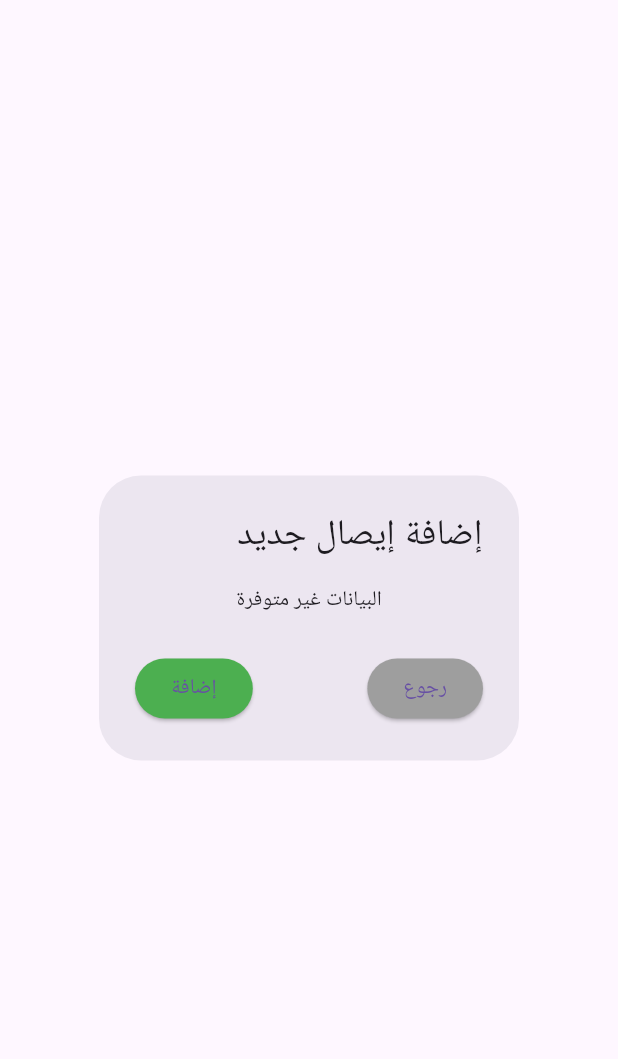
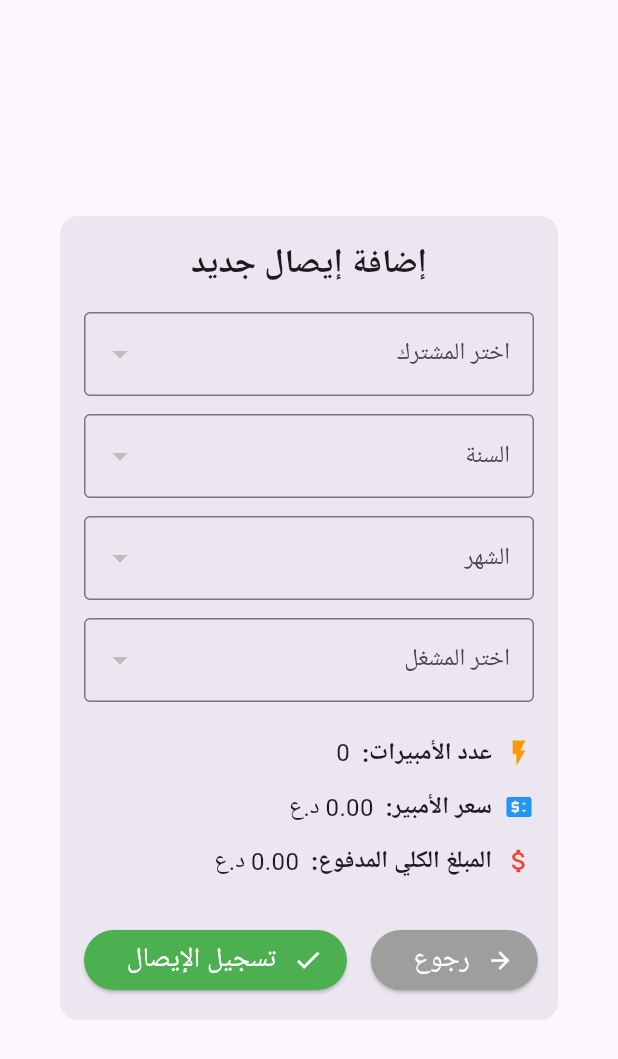
Before and after one commit to Thanoon12k/moalidaty-front-end, a Flutter app: the AddReceiptDialoge widget shown alone on an empty page, opened directly, on a phone screen of 412 x 824 dp. Shown: the top 1059 px of the screen. Run offline on Flutter 3.47's test engine with Material 3 defaults, Android fonts, the phone set to English and light mode, and no system bars; our stand-ins replace get; network calls fail; Roboto replaces fonts that are missing (Cairo); statements that could not run were skipped.

Commit message:
complet receipts with no image now !

```diff
--- a/lib/features/budgets/models/budgets_model.dart
+++ b/lib/features/budgets/models/budgets_model.dart
@@ -26,12 +26,12 @@ class Budget {
   });
 
   List<Subscriper> getPaidSubsObjects() {
-    List<Subscriper> allsubs = Get.find<SubscripersService>().list_subs;
+    List<Subscriper> allsubs = Get.find<SubscripersService>().subscripers_list;
     return allsubs.where((sub) => paid_subs.contains(sub.id)).toList();
   }
 
   List<Subscriper> getUnpaidSubsObjects() {
-    List<Subscriper> allsubs = Get.find<SubscripersService>().list_subs;
+    List<Subscriper> allsubs = Get.find<SubscripersService>().subscripers_list;
     return allsubs.where((sub) => unpaid_subs.contains(sub.id)).toList();
   }
 
--- a/lib/features/reciepts/models/receipt_model.dart
+++ b/lib/features/reciepts/models/receipt_model.dart
@@ -38,6 +38,9 @@ class Reciept {
 
   String get subscriberName =>
       _subscriber?.name ?? 'subscriber_num=:$subscriber';
+
+  String get subscriperCircuitNummber => _subscriber?.circuit_number ?? "x";
+
   String get workerName => _worker?.name ?? 'worker_num=:$worker';
   factory Reciept.fromJson(Map<String, dynamic> json) {
     return Reciept(
--- a/lib/features/reciepts/ui/add_receipt.dart
+++ b/lib/features/reciepts/ui/add_receipt.dart
@@ -2,171 +2,258 @@ import 'package:flutter/material.dart';
 import 'package:get/get.dart';
 import 'package:moalidaty1/features/budgets/services/budget_service.dart';
 import 'package:moalidaty1/features/reciepts/models/receipt_model.dart';
+import 'package:moalidaty1/features/reciepts/services/service_recepts.dart';
 import 'package:moalidaty1/features/subscripers/services/service_subscripers.dart';
-import 'package:moalidaty1/features/reciepts/services/service_recepts.dart';
+import 'package:moalidaty1/features/subscripers/models/model.dart';
+import 'package:moalidaty1/features/budgets/models/budgets_model.dart';
+import 'package:moalidaty1/features/workers/models/model.dart';
+import 'package:moalidaty1/features/workers/services/service_worker.dart';
 
-class AddReceiptDialoge extends StatelessWidget {
-  AddReceiptDialoge({super.key});
+class AddReceiptDialoge extends StatefulWidget {
+  const AddReceiptDialoge({super.key});
 
-  final totalPaidCtrl = TextEditingController();
-  final ampereCtrl = TextEditingController();
+  @override
+  State<AddReceiptDialoge> createState() => _AddReceiptDialogeState();
+}
 
-  final selectedSubscriperId = RxnInt();
-  final selectedMonth = RxInt(1);
-  final selectedYear = RxInt(DateTime.now().year);
+class _AddReceiptDialogeState extends State<AddReceiptDialoge> {
+  final receiptService = Get.find<RecieptServices>();
 
-  int subsciperAmbers = 0;
+  late List<Subscriper> subscribers;
+  late List<Gen_Worker> workers;
+  late List<int> years;
+  late List<int> months;
+  late List<Budget> budgets;
+
+  Subscriper? selectedSubscriber;
+  Gen_Worker? selectedWorker;
+  int selectedYear = DateTime.now().year;
+  int selectedMonth = DateTime.now().month;
+
+  double amberPrice = 0.0;
+  int subscriberAmbers = 0;
+  double totalPaid = 0.0;
+
+  @override
+  void initState() {
+    super.initState();
+    final subsService = Get.find<SubscripersService>();
+    final budgetService = Get.find<BudgetService>();
+    final workersService = Get.find<WorkerService>();
+
+    subscribers = subsService.subscripers_list;
+    budgets = budgetService.list_budgets;
+    workers = workersService.workers_list;
+
+    years = budgets.map((b) => b.year).toSet().toList()..sort();
+    months = budgets.map((b) => b.month).toSet().toList()..sort();
+
+    if (subscribers.isNotEmpty) {
+      selectedSubscriber = subscribers.first;
+    }
+
+    updateValues();
+  }
+
+  void updateValues() {
+    if (selectedSubscriber == null) return;
+
+    final matchingBudget = budgets.firstWhere(
+      (b) => b.year == selectedYear && b.month == selectedMonth,
+      orElse: () => budgets.first,
+    );
+
+    setState(() {
+      amberPrice = matchingBudget.amber_price;
+      subscriberAmbers = selectedSubscriber!.amber;
+      totalPaid = amberPrice * subscriberAmbers;
+    });
+  }
 
   @override
   Widget build(BuildContext context) {
-    final subscriperService = Get.find<SubscripersService>();
-    final budgetService = Get.find<BudgetService>();
-    final receiptService = Get.find<RecieptServices>();
+    return Directionality(
+      textDirection: TextDirection.rtl,
+      child: AlertDialog(
+        shape: RoundedRectangleBorder(borderRadius: BorderRadius.circular(12)),
+        contentPadding: const EdgeInsets.all(16),
+        content: SingleChildScrollView(
+          child: Column(
+            crossAxisAlignment: CrossAxisAlignment.stretch,
+            children: [
+              const Text(
+                'إضافة إيصال جديد',
+                style: TextStyle(fontSize: 22, fontWeight: FontWeight.bold),
+                textAlign: TextAlign.center,
+              ),
+              const SizedBox(height: 16),
 
-    final months =
-        budgetService.list_budgets.map((b) => b.month).toSet().toList()..sort();
-    final years =
-        budgetService.list_budgets.map((b) => b.year).toSet().toList()..sort();
+              _dropdownSubs(),
+              const SizedBox(height: 12),
 
-    return AlertDialog(
-      title: const Text('إضافة إيصال جديد'),
-      content: SingleChildScrollView(
-        child: Obx(() {
-          final subs = subscriperService.list_subs;
+              _dropdownInt('السنة', years, selectedYear, (val) {
+                selectedYear = val!;
+                updateValues();
+              }),
+              const SizedBox(height: 12),
 
-          if (subs.isEmpty || months.isEmpty || years.isEmpty) {
-            return const Center(child: Text('البيانات غير متوفرة'));
+              _dropdownInt('الشهر', months, selectedMonth, (val) {
+                selectedMonth = val!;
+                updateValues();
+              }),
+              const SizedBox(height: 12),
+
+              _dropdownWorker(),
+              const SizedBox(height: 16),
+
+              _infoRow(
+                'عدد الأمبيرات',
+                '$subscriberAmbers',
+                Icons.flash_on,
+                Colors.orange,
+              ),
+              _infoRow(
+                'سعر الأمبير',
+                '${amberPrice.toStringAsFixed(2)} د.ع',
+                Icons.price_change,
+                Colors.blue,
+              ),
+              _infoRow(
+                'المبلغ الكلي المدفوع',
+                '${totalPaid.toStringAsFixed(2)} د.ع',
+                Icons.attach_money,
+                Colors.red,
+              ),
+
+              const SizedBox(height: 24),
+              Row(
+                children: [
+                  ElevatedButton.icon(
+                    icon: const Icon(Icons.arrow_back),
+                    label: const Text(' رجوع '),
+                    style: ElevatedButton.styleFrom(
+                      backgroundColor: Colors.grey,
+                      foregroundColor: Colors.white,
+                      // padding: const EdgeInsets.symmetric(vertical: 12),
+                      textStyle: const TextStyle(fontSize: 18),
+                    ),
+                    onPressed: () {
+                      Navigator.of(context).pop();
+                    },
+                  ),
+                  SizedBox(width: 16),
+                  ElevatedButton.icon(
+                    icon: const Icon(Icons.check, size: 20),
+                    label: const Text(' تسجيل الإيصال '),
+                    style: ElevatedButton.styleFrom(
+                      backgroundColor: Colors.green,
+                      foregroundColor: Colors.white,
+                      // padding: const EdgeInsets.symmetric(vertical: 5),
+                      textStyle: const TextStyle(fontSize: 18),
+                    ),
+                    onPressed: () {
+                      receiptService.addReciept(
+                        Reciept(
+                          subscriber: selectedSubscriber!.id,
+                          worker: selectedWorker?.id,
+                          year: selectedYear,
+                          month: selectedMonth,
+                          amberPrice: amberPrice,
+                          amountPaid: totalPaid,
+                          dateReceived: DateTime.now(),
+                          image: null
+                        ),
+                      );
+                      Navigator.of(context).pop();
+                    },
+                  ),
+                ],
+              ),
+            ],
+          ),
+        ),
+      ),
+    );
   }
 
-          selectedSubscriperId.value ??= subs.last.id;
-          selectedMonth.value = months.last;
-          selectedYear.value = years.last;
+  Widget _infoRow(String label, String value, IconData icon, Color iconColor) {
+    return Padding(
+      padding: const EdgeInsets.symmetric(vertical: 6),
+      child: Row(
+        children: [
+          Icon(icon, size: 20, color: iconColor),
+          const SizedBox(width: 8),
+          Text(
+            '$label:',
+            style: const TextStyle(fontSize: 16, fontWeight: FontWeight.bold),
+          ),
+          const SizedBox(width: 8),
+          Expanded(
+            child: Text(
+              value,
+              style: const TextStyle(fontSize: 16),
+              textAlign: TextAlign.right,
+            ),
+          ),
+        ],
+      ),
+    );
+  }
 
-          return Column(
-            children: [
-              DropdownButtonFormField<int>(
-                value: selectedSubscriperId.value,
+  Widget _dropdownSubs() {
+    return DropdownButtonFormField<Subscriper>(
+      value: selectedSubscriber,
       decoration: const InputDecoration(
-                  labelText: 'المشترك',
+        labelText: 'اختر المشترك',
         border: OutlineInputBorder(),
       ),
       items:
-                    subs.map((s) {
-                      return DropdownMenuItem<int>(
-                        value: s.id,
-                        child: Text(s.name),
+          subscribers.map((sub) {
+            return DropdownMenuItem(value: sub, child: Text(sub.name));
+          }).toList(),
+      onChanged: (val) {
+        selectedSubscriber = val;
+        updateValues();
+      },
     );
-                    }).toList(),
-                onChanged: (val) => selectedSubscriperId.value = val,
-              ),
-              const SizedBox(height: 12),
-              DropdownButtonFormField<int>(
-                value: selectedYear.value,
+  }
+
+  Widget _dropdownWorker() {
+    return DropdownButtonFormField<Gen_Worker>(
+      value: selectedWorker,
       decoration: const InputDecoration(
-                  labelText: 'السنة',
+        labelText: 'اختر المشغل',
         border: OutlineInputBorder(),
       ),
       items:
-                    years.map((y) {
-                      return DropdownMenuItem<int>(
-                        value: y,
-                        child: Text(y.toString()),
+          workers.map((worker) {
+            return DropdownMenuItem(value: worker, child: Text(worker.name));
+          }).toList(),
+      onChanged: (val) {
+        setState(() {
+          selectedWorker = val;
+        });
+      },
     );
-                    }).toList(),
-                onChanged:
-                    (val) => selectedYear.value = val ?? DateTime.now().year,
-              ),
-              const SizedBox(height: 12),
-              DropdownButtonFormField<int>(
-                value: selectedMonth.value,
-                decoration: const InputDecoration(
-                  labelText: 'الشهر',
-                  border: OutlineInputBorder(),
+  }
+
+  Widget _dropdownInt(
+    String label,
+    List<int> items,
+    int selectedValue,
+    ValueChanged<int?> onChanged,
+  ) {
+    return DropdownButtonFormField<int>(
+      value: selectedValue,
+      decoration: InputDecoration(
+        labelText: label,
+        border: const OutlineInputBorder(),
       ),
       items:
-                    months.map((m) {
-                      return DropdownMenuItem<int>(
-                        value: m,
-                        child: Text(m.toString()),
-                      );
+          items.map((item) {
+            return DropdownMenuItem(value: item, child: Text(item.toString()));
           }).toList(),
-                onChanged: (val) {
-                  selectedMonth.value = val ?? 1;
-
-                  final budget = budgetService.list_budgets.firstWhere(
-                    (b) =>
-                        b.month == selectedMonth.value &&
-                        b.year == selectedYear.value,
-                    orElse: () => budgetService.list_budgets.first,
-                  );
-
-                  ampereCtrl.text = budget.amber_price.toString();
-
-                  final subscriper = subs.firstWhere(
-                    (s) => s.id == selectedSubscriperId.value,
-                    orElse: () => subs.first,
-                  );
-
-                  subsciperAmbers = subscriper.amber;
-                  totalPaidCtrl.text = (subsciperAmbers * budget.amber_price)
-                      .toStringAsFixed(2);
-                },
-              ),
-              const SizedBox(height: 12),
-              TextField(
-                controller: ampereCtrl,
-                decoration: const InputDecoration(
-                  labelText: 'سعر الامبير',
-                  border: OutlineInputBorder(),
-                ),
-                keyboardType: const TextInputType.numberWithOptions(
-                  decimal: true,
-                ),
-              ),
-              const SizedBox(height: 12),
-              TextField(
-                controller: totalPaidCtrl,
-                decoration: const InputDecoration(
-                  labelText: 'المبلغ الكلي المدفوع',
-                  border: OutlineInputBorder(),
-                ),
-                keyboardType: const TextInputType.numberWithOptions(
-                  decimal: true,
-                ),
-              ),
-              const SizedBox(height: 12),
-            ],
-          );
-        }),
-      ),
-      actionsAlignment: MainAxisAlignment.spaceBetween,
-      actions: [
-        ElevatedButton(
-          onPressed: () => Navigator.pop(context),
-          style: ElevatedButton.styleFrom(backgroundColor: Colors.grey),
-          child: const Text('رجوع'),
-        ),
-        ElevatedButton(
-          onPressed: () {
-            if (selectedSubscriperId.value != null) {
-              final receipt = Reciept(
-                amberPrice: double.tryParse(ampereCtrl.text) ?? 0.0,
-                amountPaid: double.tryParse(totalPaidCtrl.text) ?? 0.0,
-                month: selectedMonth.value,
-                year: selectedYear.value,
-                subscriber: selectedSubscriperId.value!,
-                dateReceived: DateTime.now(),
-              );
-              receiptService.addReciept(receipt);
-              Navigator.pop(context);
-            } else {
-              Get.snackbar('خطأ', 'يرجى اختيار مشترك صالح');
-            }
-          },
-          style: ElevatedButton.styleFrom(backgroundColor: Colors.green),
-          child: const Text('إضافة'),
-        ),
-      ],
+      onChanged: onChanged,
     );
   }
 }
--- a/lib/features/reciepts/ui/list_reciepts.dart
+++ b/lib/features/reciepts/ui/list_reciepts.dart
@@ -19,7 +19,7 @@ class RecieptsListPage extends StatelessWidget {
       body: Obx(() {
         // Show loading indicator while fetching data
         if (recieptServices.list_rcpts.isEmpty) {
-          return const Center(child: SimpleWaiting());
+          return const Center(child: GeneratorLoadingIndicator());
         }
 
         return ListView.builder(
@@ -76,7 +76,7 @@ class RecieptsListPage extends StatelessWidget {
                       style: const TextStyle(fontSize: 22, color: Colors.blue),
                     ),
                     Text(
-                      'التاريخ: ${_formatDate(reciept.dateReceived ?? DateTime.now())} | الشهر: ${reciept.month}/${reciept.year}',
+                      ' الشهر: ${reciept.month}/${reciept.year} |   تاريخ الاستلام: ${_formatDate(reciept.dateReceived ?? reciept.dateCreated!)}',
                       style: const TextStyle(fontSize: 14, color: Colors.green),
                     ),
                   ],
--- a/lib/features/subscripers/ui/subscripersList.dart
+++ b/lib/features/subscripers/ui/subscripersList.dart
@@ -19,16 +19,16 @@ class SubscripersListPage extends StatelessWidget {
         future: subsService.getSubscripers(),
         builder: (context, snapshot) {
           return Obx(() {
-            if (subsService.list_subs.isEmpty) {
+            if (subsService.subscripers_list.isEmpty) {
               return const Center(child: SimpleWaiting());
             }
 
             return ListView.separated(
               separatorBuilder: (_, _) => const Divider(thickness: 2),
-              itemCount: subsService.list_subs.length,
+              itemCount: subsService.subscripers_list.length,
               padding: EdgeInsets.all(16),
               itemBuilder: (context, index) {
-                final sub = subsService.list_subs[index];
+                final sub = subsService.subscripers_list[index];
                 return Container(
                   padding: EdgeInsets.all(16),
                   decoration: BoxDecoration(
--- a/lib/features/workers/ui/list_workers.dart
+++ b/lib/features/workers/ui/list_workers.dart
@@ -20,16 +20,16 @@ class WorkersListPage extends StatelessWidget {
         future: workerService.getWorkers(),
         builder: (context, snapshot) {
           return Obx(() {
-            if (workerService.workers.isEmpty) {
+            if (workerService.workers_list.isEmpty) {
               return const Center(child: GeneratorLoadingIndicator());
             }
 
             return ListView.separated(
               padding: const EdgeInsets.all(16),
-              itemCount: workerService.workers.length,
+              itemCount: workerService.workers_list.length,
               separatorBuilder: (_, __) => const Divider(thickness: 2),
               itemBuilder: (context, index) {
-                final worker = workerService.workers[index];
+                final worker = workerService.workers_list[index];
                 return Container(
                   padding: const EdgeInsets.all(16),
                   decoration: BoxDecoration(
```
Also changed, not shown: lib/features/reciepts/ui/display_reciept_dialoge.dart (+9 -3 lines), lib/features/subscripers/services/service_subscripers.dart (+9 -11 lines), lib/features/workers/services/service_worker.dart (+7 -7 lines). Lines whose indentation alone changed are shown as unchanged.
